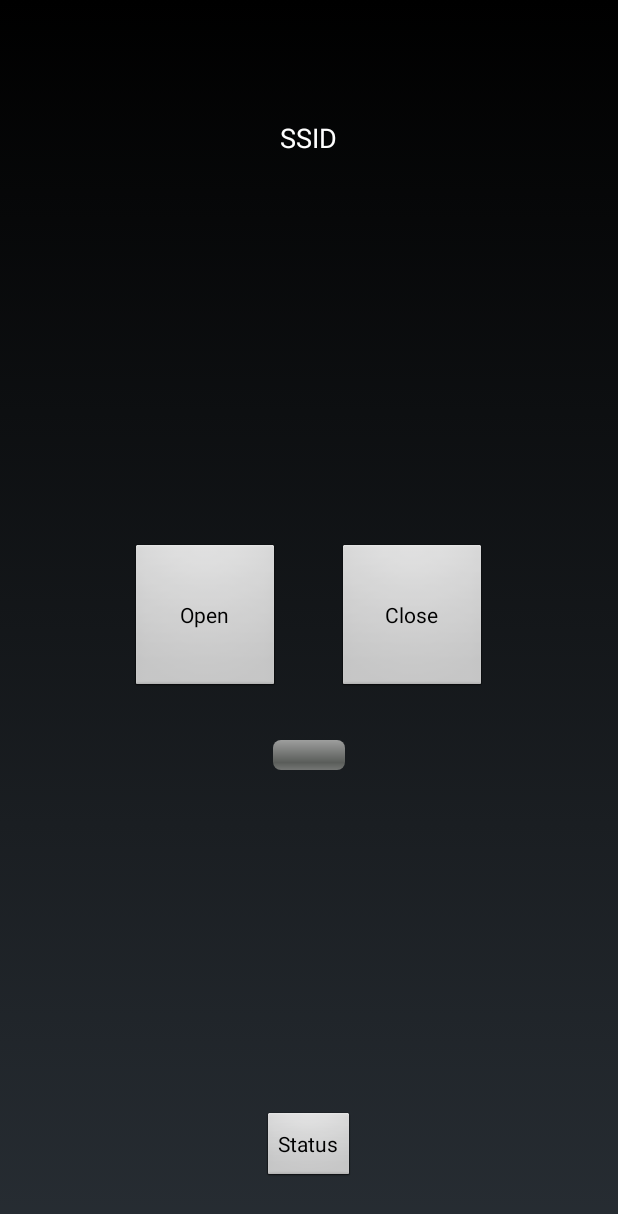
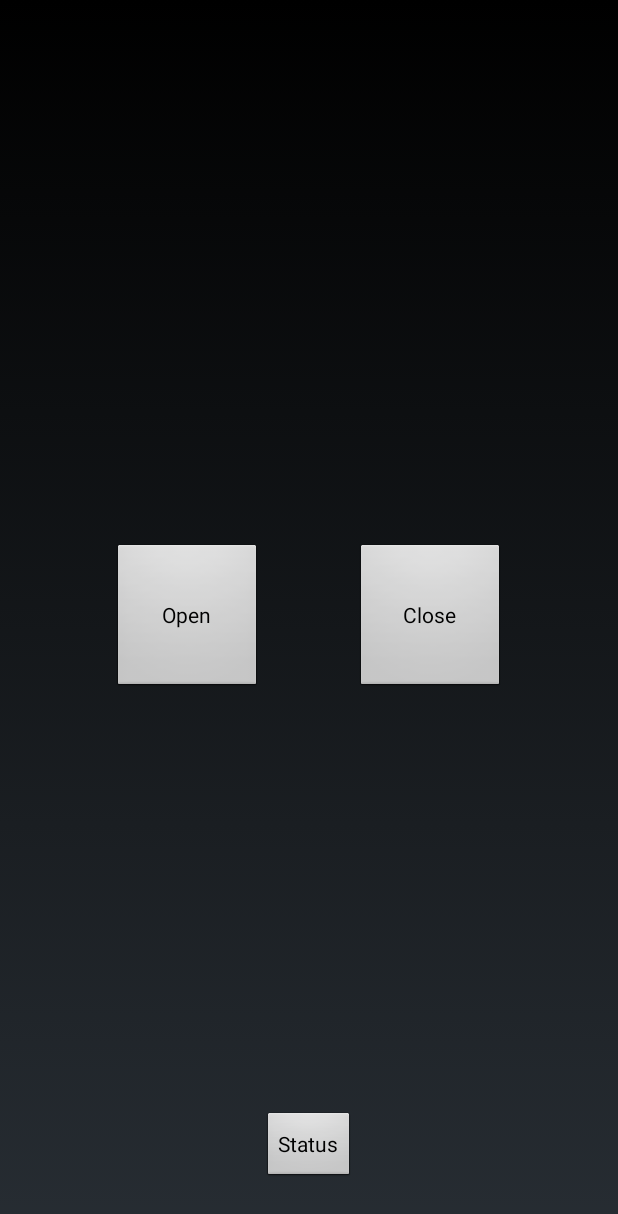
Before and after one commit to ZeusWPI/slotmachien, an Android app: the screen it shows after launch (MainActivity), after a tap on "Open", on a phone screen of 412 x 824 dp. Shown: the top 1214 px of the screen. Run offline under Robolectric (Android 15) with nearby library versions, the phone set to English and light mode, and no system bars; pictures from the network do not load; 3 statements that could not run were skipped.

Commit message:
Progress Bar, Timeouts

```diff
--- a/Android/app/src/main/AndroidManifest.xml
+++ b/Android/app/src/main/AndroidManifest.xml
@@ -15,7 +15,8 @@
         android:theme="@android:style/Theme.NoTitleBar" >
         <activity
             android:name=".MainActivity"
-            android:label="@string/app_name" >
+            android:label="@string/app_name"
+            android:screenOrientation="portrait" >
             <intent-filter>
                 <action android:name="android.intent.action.MAIN" />
 
--- a/Android/app/src/main/java/com/example/slotmachien/GetRequestTask.java
+++ b/Android/app/src/main/java/com/example/slotmachien/GetRequestTask.java
@@ -9,9 +9,12 @@ import java.io.IOException;
 
 public class GetRequestTask extends RequestTask {
 
+    public GetRequestTask(MainActivity main) {
+        super(main);
+    }
+
     @Override
     protected HttpResponse doInBackground(String... params) {
-        HttpClient client = new DefaultHttpClient();
         HttpGet request = new HttpGet(SLOTMACHIEN_URL);
 
         HttpResponse response = null;
--- a/Android/app/src/main/java/com/example/slotmachien/MainActivity.java
+++ b/Android/app/src/main/java/com/example/slotmachien/MainActivity.java
@@ -22,18 +22,19 @@ public class MainActivity extends Activity {
     protected void onCreate(Bundle savedInstanceState) {
         super.onCreate(savedInstanceState);
         setContentView(R.layout.activity_main);
+        progress = (ProgressBar)findViewById(R.id.progressBar1);
     }
 
     public void onOpen(View view) throws InterruptedException, ExecutionException {
-        new PostRequestTask().execute(OPEN_MSG);
+        new PostRequestTask(this).execute(OPEN_MSG);
     }
 
     public void onClose(View view) throws InterruptedException, ExecutionException {
-        new PostRequestTask().execute(CLOSE_MSG);
+        new PostRequestTask(this).execute(CLOSE_MSG);
     }
 
     public void onStatus(View view) throws InterruptedException, ExecutionException {
-        new GetRequestTask().execute(CLOSE_MSG);
+        new GetRequestTask(this).execute(CLOSE_MSG);
     }
 
     public AlertDialog createErrorDialog(String msg) {
@@ -50,4 +51,12 @@ public class MainActivity extends Activity {
         return builder.create();
     }
 
+    public void startProgressBar() {
+        System.out.println(progress);
+        progress.setVisibility(View.VISIBLE);
+    }
+
+    public void stopProgressBar() {
+        progress.setVisibility(View.GONE);
+    }
 }
--- a/Android/app/src/main/java/com/example/slotmachien/PostRequestTask.java
+++ b/Android/app/src/main/java/com/example/slotmachien/PostRequestTask.java
@@ -1,46 +1,30 @@
 package com.example.slotmachien;
 
-import android.util.Log;
-
 import org.apache.http.HttpResponse;
-import org.apache.http.client.HttpClient;
 import org.apache.http.client.methods.HttpPost;
 import org.apache.http.entity.StringEntity;
-import org.apache.http.impl.client.DefaultHttpClient;
 
 public class PostRequestTask extends RequestTask {
 
+    public PostRequestTask(MainActivity main) {
+        super(main);
+    }
+
     @Override
     protected HttpResponse doInBackground(String... msg) {
-        HttpClient hc = new DefaultHttpClient();
         HttpPost post = new HttpPost(SLOTMACHIEN_URL);
-        publishProgress(1);
 
-        post.addHeader("Content-Type", "application/json");
-        post.addHeader("Authorization", "test");
-        publishProgress(1);
+        post.addHeader("Content-Type", CONTENT_TYPE);
+        post.addHeader("Authorization", AUTHORIZATION);
 
         HttpResponse res = null;
         try {
-            post.setEntity(new StringEntity("{ \"action\" : \"" + msg[0]
-                    + "\" }"));
-            res = hc.execute(post);
-            publishProgress(1);
+            post.setEntity(new StringEntity("{ \"action\" : \"" + msg[0] + "\" }"));
+            res = client.execute(post);
         } catch (Exception e) {
             e.printStackTrace();
         }
         return res;
     }
 
-    @Override
-    protected void onPostExecute(HttpResponse res) {
-        Log.d("post", "" + res.getStatusLine().getStatusCode() + " "
-                + res.getStatusLine().getReasonPhrase());
-    }
-
-    @Override
-    protected void onProgressUpdate(Integer... integers) {
-        System.out.println(integers[0]);
-    }
-
 }
--- a/Android/app/src/main/java/com/example/slotmachien/RequestTask.java
+++ b/Android/app/src/main/java/com/example/slotmachien/RequestTask.java
@@ -3,6 +3,11 @@ package com.example.slotmachien;
 import android.os.AsyncTask;
 
 import org.apache.http.HttpResponse;
+import org.apache.http.client.HttpClient;
+import org.apache.http.impl.client.DefaultHttpClient;
+import org.apache.http.params.BasicHttpParams;
+import org.apache.http.params.HttpConnectionParams;
+import org.apache.http.params.HttpParams;
 
 import java.util.Properties;
 
@@ -19,9 +24,32 @@ public abstract class RequestTask extends
             e.printStackTrace();
         }
         SLOTMACHIEN_URL = p.getProperty("slotmachien_url");
-        TOKEN_VALUE = p.getProperty("token_value");
+        AUTHORIZATION = p.getProperty("authorization");
+        CONTENT_TYPE = p.getProperty("content_type");
     }
 
     public static final String SLOTMACHIEN_URL;
-    public static final String TOKEN_VALUE;
+    public static final String AUTHORIZATION;
+    public static final String CONTENT_TYPE;
+
+    private MainActivity main;
+    protected HttpClient client;
+
+    public RequestTask(MainActivity main) {
+        this.main = main;
+
+        HttpParams params = new BasicHttpParams();
+        int connectionTimeout = 3000;
+        int socketTimeout = 5000;
+        HttpConnectionParams.setConnectionTimeout(params, connectionTimeout);
+        HttpConnectionParams.setSoTimeout(params, socketTimeout);
+        this.client = new DefaultHttpClient(params);
+
+        main.startProgressBar();
+    }
+
+    @Override
+    protected void onPostExecute(HttpResponse res) {
+        main.stopProgressBar();
+    }
 }
--- a/Android/app/src/main/res/layout/activity_main.xml
+++ b/Android/app/src/main/res/layout/activity_main.xml
@@ -8,38 +8,27 @@
     android:paddingTop="@dimen/activity_vertical_margin"
     tools:context="com.example.slotmachien.MainActivity" >
 
-    <TextView
-        android:id="@+id/textView1"
-        android:layout_width="wrap_content"
-        android:layout_height="wrap_content"
-        android:layout_alignParentTop="true"
-        android:layout_centerHorizontal="true"
-        android:layout_marginTop="63dp"
-        android:text="SSID"
-        android:textAppearance="?android:attr/textAppearanceMedium" />
-
     <Button
         android:id="@+id/button1"
         android:layout_width="wrap_content"
         android:layout_height="wrap_content"
-        android:layout_centerVertical="true"
-        android:layout_toLeftOf="@+id/textView1"
         android:minHeight="100dip"
         android:minWidth="100dip"
         android:onClick="onOpen"
-        android:text="Open" />
+        android:text="Open"
+        android:layout_centerVertical="true"
+        android:layout_toLeftOf="@+id/button3" />
 
     <Button
         android:id="@+id/button2"
         android:layout_width="wrap_content"
         android:layout_height="wrap_content"
-        android:layout_alignBaseline="@+id/button1"
-        android:layout_alignBottom="@+id/button1"
-        android:layout_toRightOf="@+id/textView1"
         android:minHeight="100dip"
         android:minWidth="100dip"
         android:onClick="onClose"
-        android:text="Close" />
+        android:text="Close"
+        android:layout_alignTop="@+id/button1"
+        android:layout_toRightOf="@+id/button3" />
 
     <Button
         android:id="@+id/button3"
@@ -53,7 +42,8 @@
 
     <ProgressBar
         android:id="@+id/progressBar1"
-        style="?android:attr/progressBarStyleHorizontal"
+        style="?android:attr/progressBarStyleLarge"
+        android:visibility="gone"
         android:layout_width="wrap_content"
         android:layout_height="wrap_content"
         android:layout_below="@+id/button1"
```
